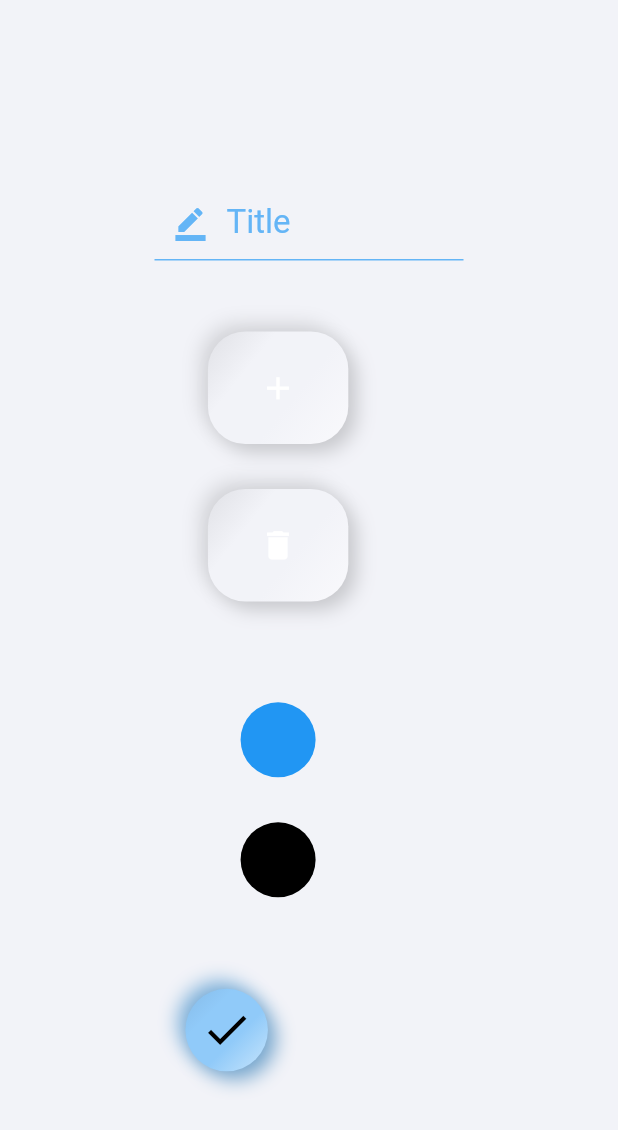
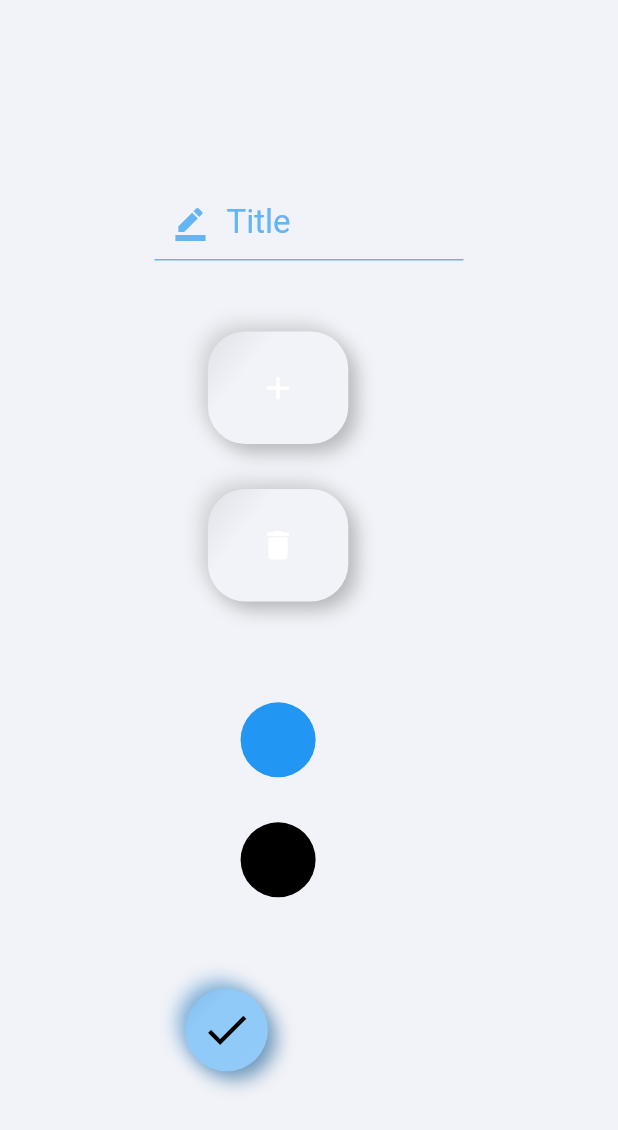
Before and after one commit to Omine100/Grow, a Flutter app: the AddGoalScreen screen opened directly, on a phone screen of 412 x 824 dp. Shown: the top 1130 px of the screen. Run offline on Flutter 3.47's test engine with Material 2 defaults, Android fonts, the phone set to English and light mode, and no system bars; our stand-ins replace bubble_bottom_bar, cloud_firestore, firebase_auth, fl_chart, flutter_swiper, intro_slider and 1 more; accounts and stored records are empty.

Commit message:
Dark Theme
Need to do some touch up on colors

Thinking about putting a conditional check on the dataList colors and icon colors to change to like one shade darker when darkTheme is on

```diff
--- a/grow_2.7/grow/lib/widgets/neumorphicContainer.dart
+++ b/grow_2.7/grow/lib/widgets/neumorphicContainer.dart
@@ -66,7 +66,7 @@ class _NeumorphicContainerState extends State<NeumorphicContainer> {
                 _isPressed ? color : color.mix(Colors.black, .0725),
                 _isPressed ? color.mix(Colors.black, .05) : color,
                 _isPressed ? color.mix(Colors.black, .05) : color,
-                color.mix(Colors.white, _isPressed ? .2 : .5),
+                color.mix(Colors.white, _isPressed ? .2 : .025),
               ],
               stops: [
                 0.0,
@@ -84,7 +84,7 @@ class _NeumorphicContainerState extends State<NeumorphicContainer> {
             BoxShadow(
               blurRadius: widget.bevel,
               offset: widget.blurOffset * 1.1,
-              color: color.mix(Colors.black, .175),
+              color: color.mix(Colors.black, .25),
             )
           ],
         ),
```
Also changed, not shown: grow_2.7/grow/lib/main.dart (+9 -0 lines), grow_2.7/grow/lib/pages/home.dart (+9 -7 lines).
